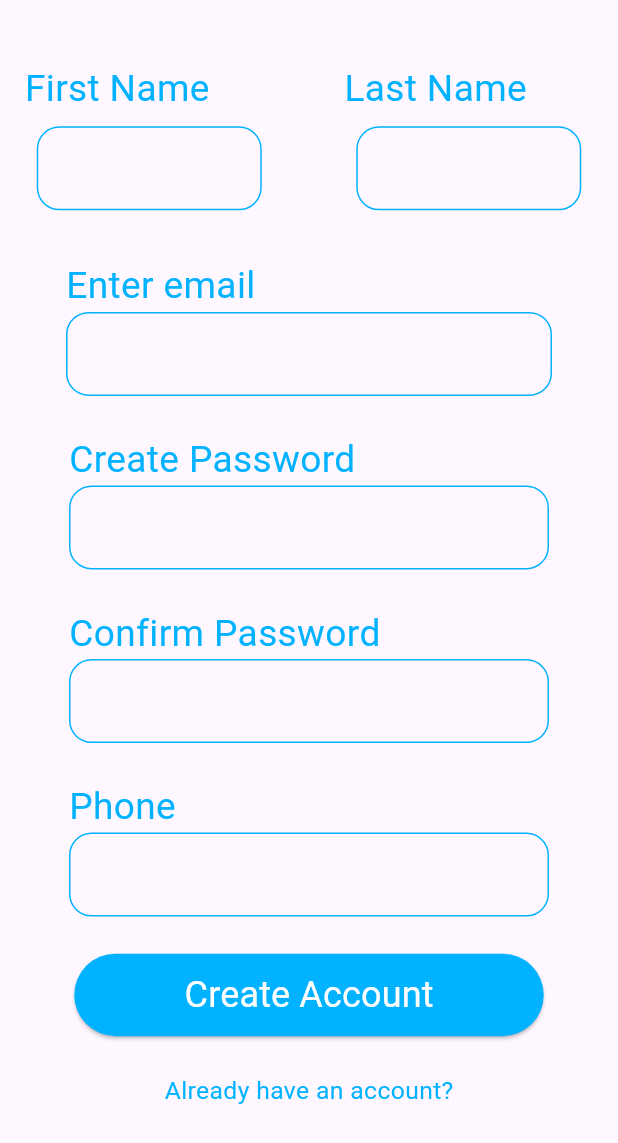
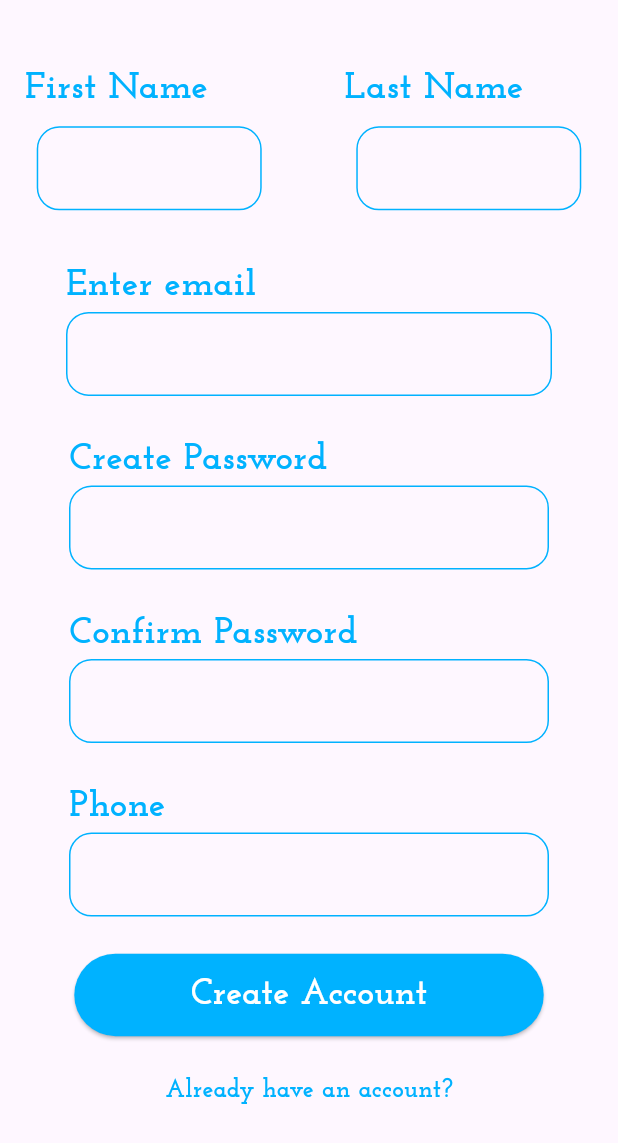
Before and after one commit to elRapha04/FRONTEND_CS2C-Group-3, a Flutter app: the screen it shows after launch, after a tap on "Create an account", on a phone screen of 412 x 824 dp. Shown: the top 1143 px of the screen. Run offline on Flutter 3.47's test engine with Material 3 defaults, Android fonts, the light colour scheme and no system bars.

Commit message:
add updated design

```diff
--- a/lib/components/Button.dart
+++ b/lib/components/Button.dart
@@ -21,7 +21,7 @@ class ButtonSignUp extends StatelessWidget {
         child: Text(
           'Create Account',
           style: TextStyle(
-              color: Colors.white, fontSize: 24, fontWeight: FontWeight.w400),
+              color: Colors.white, fontSize: 24, fontWeight: FontWeight.bold, fontFamily: 'JosefinSlab'),
         ),
       ),
     );
--- a/lib/main.dart
+++ b/lib/main.dart
@@ -10,6 +10,6 @@ void main() => runApp(MaterialApp(
   routes: {
     '/landing': (context) => LandingPage(),
     '/login': (context) => Login(),
-    '/sign_up': (context) => SignUp()
+    '/sign_up': (context) => SignUp(),
   },
 ));
--- a/lib/pages/LandingPage.dart
+++ b/lib/pages/LandingPage.dart
@@ -8,11 +8,7 @@ class LandingPage extends StatelessWidget {
       child: Scaffold(
         body: Container(
           decoration: BoxDecoration(
-            gradient: LinearGradient(
-              colors: [Colors.white, Colors.blue],
-              begin: Alignment.topCenter,
-              end: Alignment.bottomCenter,
-            ),
+            color: Color(0xFF00B2FF),
           ),
           child: Row(
             mainAxisAlignment: MainAxisAlignment.center,
@@ -21,16 +17,25 @@ class LandingPage extends StatelessWidget {
                 mainAxisAlignment: MainAxisAlignment.end,
                 crossAxisAlignment: CrossAxisAlignment.center,
                 children: [
+                  CircleAvatar(
+                    radius: 100,
+                      child: ClipOval(
+                          child: Image(image: AssetImage('assets/logo.png', ))
+                      )
+                  ),
+                  SizedBox(height: 90,),
                   Text(
                     'Get started',
                     style: TextStyle(
                         fontSize: 60,
                         fontWeight: FontWeight.bold,
-                        color: Colors.white),
+                        color: Colors.white,
+                      fontFamily: 'JosefinSlab',
+                    ),
                   ),
                   Text(
                     'Find your ideal rental today!',
-                    style: TextStyle(color: Colors.white, fontSize: 13),
+                    style: TextStyle(color: Colors.white, fontSize: 16, fontWeight: FontWeight.bold, fontFamily: 'JosefinSlab',),
                   ),
                   SizedBox(
                     height: 30,
@@ -45,6 +50,12 @@ class LandingPage extends StatelessWidget {
                       decoration: BoxDecoration(
                         borderRadius: BorderRadius.circular(15),
                         color: Colors.white,
+                        boxShadow: [BoxShadow(
+                          color: Color(0x3b3b3b).withOpacity(0.44),
+                          offset: Offset(0, 7),
+                          blurRadius: 4,
+                          spreadRadius: -2,
+                        )],
                       ),
                       child: Row(
                         mainAxisAlignment: MainAxisAlignment.center,
@@ -52,8 +63,9 @@ class LandingPage extends StatelessWidget {
                           Text('Login',
                               style: TextStyle(
                                 fontSize: 24,
-                                color: Colors.blue[300],
-                                fontWeight: FontWeight.w400,
+                                color: Color(0xFF00B2FF),
+                                fontWeight: FontWeight.bold,
+                                fontFamily: 'JosefinSlab',
                               )),
                         ],
                       ),
@@ -72,6 +84,12 @@ class LandingPage extends StatelessWidget {
                       decoration: BoxDecoration(
                         borderRadius: BorderRadius.circular(15),
                         color: Colors.white,
+                        boxShadow: [BoxShadow(
+                          color: Color(0x3b3b3b).withOpacity(0.44),
+                          offset: Offset(0, 7),
+                          blurRadius: 4,
+                          spreadRadius: -2,
+                        )],
                       ),
                       child: Row(
                         mainAxisAlignment: MainAxisAlignment.center,
@@ -80,15 +98,16 @@ class LandingPage extends StatelessWidget {
                           Text('Create an account',
                               style: TextStyle(
                                 fontSize: 24,
-                                color: Colors.blue[300],
-                                fontWeight: FontWeight.w400,
+                                color: Color(0xFF00B2FF),
+                                fontWeight: FontWeight.bold,
+                                fontFamily: 'JosefinSlab',
                               )),
                         ],
                       ),
                     ),
                   ),
                   SizedBox(
-                    height: 80,
+                    height: 120,
                   ),
                 ],
               ),
--- a/lib/pages/Sign_up.dart
+++ b/lib/pages/Sign_up.dart
@@ -2,15 +2,14 @@ import 'package:flutter/material.dart';
 import 'package:frontend_appdev/components/text_field.dart';
 import 'package:frontend_appdev/components/Button.dart';
 
-class SignUp extends StatelessWidget {
+class SignUp extends StatefulWidget {
   const SignUp({super.key});
 
   @override
-  Widget build(BuildContext context) {
-    // Get screen size
-    final screenWidth = MediaQuery.of(context).size.width;
-    final screenHeight = MediaQuery.of(context).size.height;
+  _SignUpState createState() => _SignUpState();
+}
 
+class _SignUpState extends State<SignUp> {
   // Form key for validation
   final _formKey = GlobalKey<FormState>();
 
@@ -19,24 +18,39 @@ class SignUp extends StatelessWidget {
   final TextEditingController _lastNameController = TextEditingController();
   final TextEditingController _emailController = TextEditingController();
   final TextEditingController _passwordController = TextEditingController();
-    final TextEditingController _confirmPasswordController =
-    TextEditingController();
+  final TextEditingController _confirmPasswordController = TextEditingController();
   final TextEditingController _phoneController = TextEditingController();
+
+  @override
+  void dispose() {
+    // Dispose controllers to prevent memory leaks
+    _firstNameController.dispose();
+    _lastNameController.dispose();
+    _emailController.dispose();
+    _passwordController.dispose();
+    _confirmPasswordController.dispose();
+    _phoneController.dispose();
+    super.dispose();
+  }
+
+  @override
+  Widget build(BuildContext context) {
+    // Get screen size
+    final screenWidth = MediaQuery.of(context).size.width;
+    final screenHeight = MediaQuery.of(context).size.height;
 
     return SafeArea(
       child: Scaffold(
         body: SingleChildScrollView(
-          // Add padding to avoid overlap with the keyboard
-          padding:
-          EdgeInsets.only(bottom: MediaQuery.of(context).viewInsets.bottom),
+          padding: EdgeInsets.only(bottom: MediaQuery.of(context).viewInsets.bottom),
           child: Padding(
-            padding: EdgeInsets.all(screenWidth * 0.04), // Responsive padding
+            padding: EdgeInsets.all(screenWidth * 0.04),
             child: Form(
               key: _formKey,
               child: Column(
                 mainAxisAlignment: MainAxisAlignment.start,
                 children: [
-                  SizedBox(height: screenHeight * 0.03), // Responsive spacing
+                  SizedBox(height: screenHeight * 0.03),
                   // First Name and Last Name Row
                   Row(
                     mainAxisAlignment: MainAxisAlignment.spaceBetween,
@@ -49,10 +63,10 @@ class SignUp extends StatelessWidget {
                             Text(
                               'First Name',
                               style: TextStyle(
-                                fontSize:
-                                screenWidth * 0.06, // Responsive font size
-                                fontWeight: FontWeight.w400,
+                                fontSize: screenWidth * 0.06,
+                                fontWeight: FontWeight.bold,
                                 color: const Color(0xFF00B2FF),
+                                fontFamily: 'JosefinSlab',
                               ),
                             ),
                             MyTextField(
@@ -67,7 +81,7 @@ class SignUp extends StatelessWidget {
                           ],
                         ),
                       ),
-                      SizedBox(width: screenWidth * 0.1), // Responsive spacing
+                      SizedBox(width: screenWidth * 0.1),
                       Flexible(
                         flex: 1,
                         child: Column(
@@ -76,10 +90,10 @@ class SignUp extends StatelessWidget {
                             Text(
                               'Last Name',
                               style: TextStyle(
-                                fontSize:
-                                screenWidth * 0.06, // Responsive font size
-                                fontWeight: FontWeight.w400,
+                                fontSize: screenWidth * 0.06,
+                                fontWeight: FontWeight.bold,
                                 color: const Color(0xFF00B2FF),
+                                fontFamily: 'JosefinSlab',
                               ),
                             ),
                             MyTextField(
@@ -96,7 +110,7 @@ class SignUp extends StatelessWidget {
                       ),
                     ],
                   ),
-                  SizedBox(height: screenHeight * 0.03), // Responsive spacing
+                  SizedBox(height: screenHeight * 0.03),
                   // Email Field
                   Column(
                     crossAxisAlignment: CrossAxisAlignment.start,
@@ -104,9 +118,10 @@ class SignUp extends StatelessWidget {
                       Text(
                         'Enter email',
                         style: TextStyle(
-                          fontSize: screenWidth * 0.06, // Responsive font size
-                          fontWeight: FontWeight.w400,
+                          fontSize: screenWidth * 0.06,
+                          fontWeight: FontWeight.bold,
                           color: const Color(0xFF00B2FF),
+                          fontFamily: 'JosefinSlab',
                         ),
                       ),
                       EmailField(
@@ -115,8 +130,7 @@ class SignUp extends StatelessWidget {
                           if (value == null || value.isEmpty) {
                             return 'Please enter your email';
                           }
-                          if (!RegExp(r'^[\w-\.]+@([\w-]+\.)+[\w-]{2,4}$')
-                              .hasMatch(value)) {
+                          if (!RegExp(r'^[\w-\.]+@([\w-]+\.)+[\w-]{2,4}$').hasMatch(value)) {
                             return 'Please enter a valid email';
                           }
                           return null;
@@ -124,7 +138,7 @@ class SignUp extends StatelessWidget {
                       ),
                     ],
                   ),
-                  SizedBox(height: screenHeight * 0.03), // Responsive spacing
+                  SizedBox(height: screenHeight * 0.03),
                   // Create Password Field
                   Column(
                     crossAxisAlignment: CrossAxisAlignment.start,
@@ -132,9 +146,10 @@ class SignUp extends StatelessWidget {
                       Text(
                         'Create Password',
                         style: TextStyle(
-                          fontSize: screenWidth * 0.06, // Responsive font size
-                          fontWeight: FontWeight.w400,
+                          fontSize: screenWidth * 0.06,
+                          fontWeight: FontWeight.bold,
                           color: const Color(0xFF00B2FF),
+                          fontFamily: 'JosefinSlab',
                         ),
                       ),
                       PasswordField(
@@ -151,7 +166,7 @@ class SignUp extends StatelessWidget {
                       ),
                     ],
                   ),
-                  SizedBox(height: screenHeight * 0.03), // Responsive spacing
+                  SizedBox(height: screenHeight * 0.03),
                   // Confirm Password Field
                   Column(
                     crossAxisAlignment: CrossAxisAlignment.start,
@@ -159,9 +174,10 @@ class SignUp extends StatelessWidget {
                       Text(
                         'Confirm Password',
                         style: TextStyle(
-                          fontSize: screenWidth * 0.06, // Responsive font size
-                          fontWeight: FontWeight.w400,
+                          fontSize: screenWidth * 0.06,
+                          fontWeight: FontWeight.bold,
                           color: const Color(0xFF00B2FF),
+                          fontFamily: 'JosefinSlab',
                         ),
                       ),
                       PasswordField(
@@ -178,7 +194,7 @@ class SignUp extends StatelessWidget {
                       ),
                     ],
                   ),
-                  SizedBox(height: screenHeight * 0.03), // Responsive spacing
+                  SizedBox(height: screenHeight * 0.03),
                   // Phone Field
                   Column(
                     crossAxisAlignment: CrossAxisAlignment.start,
@@ -186,9 +202,10 @@ class SignUp extends StatelessWidget {
                       Text(
                         'Phone',
                         style: TextStyle(
-                          fontSize: screenWidth * 0.06, // Responsive font size
-                          fontWeight: FontWeight.w400,
+                          fontSize: screenWidth * 0.06,
+                          fontWeight: FontWeight.bold,
                           color: const Color(0xFF00B2FF),
+                          fontFamily: 'JosefinSlab',
                         ),
                       ),
                       PhoneField(
@@ -196,13 +213,15 @@ class SignUp extends StatelessWidget {
                         validator: (value) {
                           if (value == null || value.isEmpty) {
                             return "Enter your phone";
+                          }else if(value.length != 11){
+                            return "Phone number must be exactly 11 digits";
                           }
                           return null;
                         },
                       ),
                     ],
                   ),
-                  SizedBox(height: screenHeight * 0.03), // Responsive spacing
+                  SizedBox(height: screenHeight * 0.03),
                   // Sign Up Button
                   ButtonSignUp(
                     onPressed: () {
@@ -214,7 +233,7 @@ class SignUp extends StatelessWidget {
                       }
                     },
                   ),
-                  SizedBox(height: screenHeight * 0.03), // Responsive spacing
+                  SizedBox(height: screenHeight * 0.03),
                   // Already have an account? Text
                   GestureDetector(
                     onTap: () {
@@ -223,8 +242,10 @@ class SignUp extends StatelessWidget {
                     child: Text(
                       'Already have an account?',
                       style: TextStyle(
-                        fontSize: screenWidth * 0.04, // Responsive font size
+                        fontSize: screenWidth * 0.04,
                         color: const Color(0xFF00B2FF),
+                        fontFamily: 'JosefinSlab',
+                        fontWeight: FontWeight.bold,
                       ),
                     ),
                   ),
```
Also changed, not shown: lib/pages/Home.dart (added, +48 -0 lines), lib/pages/Login.dart (+23 -14 lines), pubspec.yaml (+7 -14 lines), assets/logo.png (added), lib/fonts/JosefinSlab-VariableFont_wght.ttf (added), 1 other file. Lines whose indentation alone changed are shown as unchanged.
